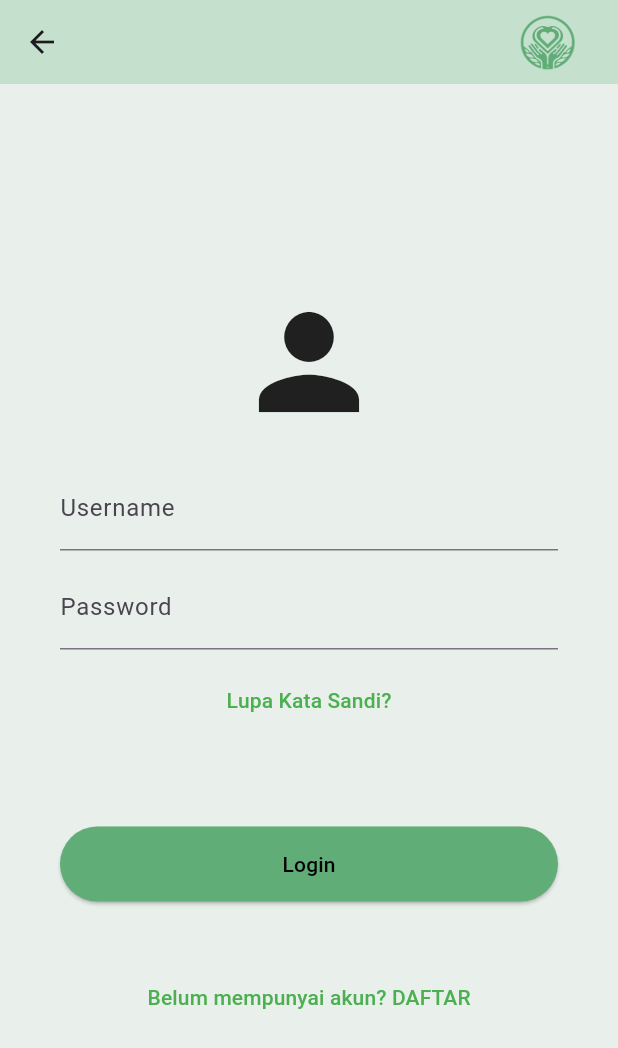
After one commit to hasbyraihan/Proyek4_Aplikasi, a Flutter app: the Dashboard screen opened by its route, item 4 of the bottom bar chosen, after a tap on "Lupa Kata Sandi?", on a phone screen of 412 x 824 dp. The commit adds this screen. Shown: the top 1048 px of the screen. Run offline on Flutter 3.47's test engine with Material 3 defaults, Android fonts, the phone set to English and light mode, and no system bars; our stand-ins replace carousel_slider.

Commit message:
membuat Login Page

```diff
--- a/lib/Dashboard.dart
+++ b/lib/Dashboard.dart
@@ -1,6 +1,7 @@
 import 'package:flutter/material.dart';
 import 'package:carousel_slider/carousel_slider.dart';
 import 'package:flutter_helloo_world/Faq.dart';
+import 'package:flutter_helloo_world/login.dart';
 
 void main() {
   runApp(MyDashboardApp());
@@ -119,29 +120,67 @@ class _DashboardState extends State<Dashboard> {
       bottomNavigationBar: BottomNavigationBar(
   currentIndex: _selectedIndex,
   backgroundColor: Colors.black, // Ubah warna background menjadi hitam
-        selectedItemColor:
-            Colors.black, // Ubah warna ikon yang dipilih menjadi putih
-        unselectedItemColor:
-            Colors.grey, // Ubah warna ikon yang tidak dipilih menjadi abu-abu
+  selectedItemColor: Colors.black, // Ubah warna ikon yang dipilih menjadi putih
+  unselectedItemColor: Colors.grey, // Ubah warna ikon yang tidak dipilih menjadi abu-abu
+  onTap: (index) {
+    // Fungsi untuk menangani navigasi berdasarkan index yang dipilih
+    setState(() {
+      _selectedIndex = index;
+      // Navigasi ke halaman yang sesuai berdasarkan index
+      if (_selectedIndex == 3) {
+        Navigator.push(
+          context,
+          MaterialPageRoute(builder: (context) => Login()),
+        );
+      } else {
+        // Implementasi navigasi ke halaman lain jika diperlukan
+      }
+    });
+  },
   items: [
     BottomNavigationBarItem(
+      icon: IconButton(
         icon: Icon(Icons.home),
+        onPressed: () {
+          // Fungsi untuk menangani ketika item "Home" ditekan
+        },
+      ),
       label: 'Home',
     ),
     BottomNavigationBarItem(
+      icon: IconButton(
         icon: Icon(Icons.search),
+        onPressed: () {
+          // Fungsi untuk menangani ketika item "Search" ditekan
+        },
+      ),
       label: 'Search',
     ),
     BottomNavigationBarItem(
+      icon: IconButton(
         icon: Icon(Icons.notifications),
+        onPressed: () {
+          // Fungsi untuk menangani ketika item "Notifications" ditekan
+        },
+      ),
       label: 'Notifications',
     ),
     BottomNavigationBarItem(
+      icon: IconButton(
         icon: Icon(Icons.person),
+        onPressed: () {
+          // Fungsi untuk menangani ketika item "Profile" ditekan
+          Navigator.push(
+            context,
+            MaterialPageRoute(builder: (context) => Login()),
+          );
+        },
+      ),
       label: 'Profile',
     ),
   ],
 ),
+
     );
   }
 }
--- /dev/null
+++ b/lib/login.dart
@@ -0,0 +1,99 @@
+import 'package:flutter/material.dart';
+
+class Login extends StatefulWidget {
+  @override
+  _LoginState createState() => _LoginState();
+}
+
+class _LoginState extends State<Login> {
+  @override
+  Widget build(BuildContext context) {
+    return Scaffold(
+      appBar: AppBar(
+        backgroundColor: Color(0xFFC5E0CD),
+        actions: [
+          Padding(
+            padding: EdgeInsets.only(right: 20.0),
+            child: Image.asset(
+              'assets/images/logo.png',
+              width: 54,
+              height: 52,
+            ),
+          ),
+        ],
+      ),
+      backgroundColor: Color(0xFFE9F0EB),
+      body: Center(
+        child: Column(
+          mainAxisAlignment: MainAxisAlignment.center,
+          children: [
+            Icon(
+              Icons.person,
+              size: 100, // Ukuran besar icon person
+            ),
+            SizedBox(height: 20),
+            Padding(
+              padding: EdgeInsets.symmetric(horizontal: 40),
+              child: TextField(
+                decoration: InputDecoration(
+                  hintText: 'Username',
+                  labelText: 'Username',
+                ),
+              ),
+            ),
+            SizedBox(height: 10),
+            Padding(
+              padding: EdgeInsets.symmetric(horizontal: 40),
+              child: TextField(
+                obscureText: true, // Masking untuk password
+                decoration: InputDecoration(
+                  hintText: 'Password',
+                  labelText: 'Password',
+                ),
+              ),
+            ),
+            SizedBox(height: 10),
+            TextButton(
+              onPressed: () {
+                // Fungsi untuk navigasi ke halaman lupa password
+              },
+              style: TextButton.styleFrom(
+                backgroundColor: Color(0xFFE9F0EB),
+              ),
+              child: Text('Lupa Kata Sandi?',
+                  style: TextStyle(color: Colors.green)),
+            ),
+            SizedBox(height: 60, width: 40),
+            Padding(
+              padding: EdgeInsets.symmetric(horizontal: 40),
+              child: ElevatedButton(
+                onPressed: () {
+                  // Fungsi untuk login
+                },
+                style: ElevatedButton.styleFrom(
+                  backgroundColor: Color(
+                      0xFF60AD77), // Mengatur warna latar belakang tombol menjadi hijau
+                  minimumSize: Size(
+                      double.infinity, 50), // Mengatur lebar dan tinggi tombol
+                ),
+                child: Text('Login', style: TextStyle(color: Colors.black)),
+              ),
+            ),
+            SizedBox(height: 40),
+            TextButton(
+              onPressed: () {
+                // Fungsi untuk navigasi ke halaman lupa password
+              },
+              style: TextButton.styleFrom(
+                backgroundColor: Color(0xFFE9F0EB),
+              ),
+              child: Text(
+                  'Belum mempunyai akun? DAFTAR',
+                  style: TextStyle(color: Colors.green)),
+            ),
+          ],
+        ),
+      ),
+    );
+  }
+}
```
Lines whose indentation alone changed are shown as unchanged.
